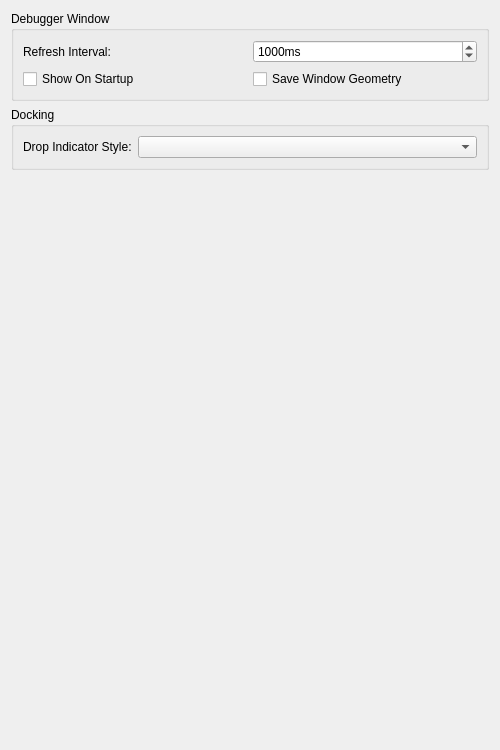
Before: the Qt Designer form pcsx2-qt/Settings/DebugUserInterfaceSettingsTab.ui in PCSX2/pcsx2, drawn with Qt 5.
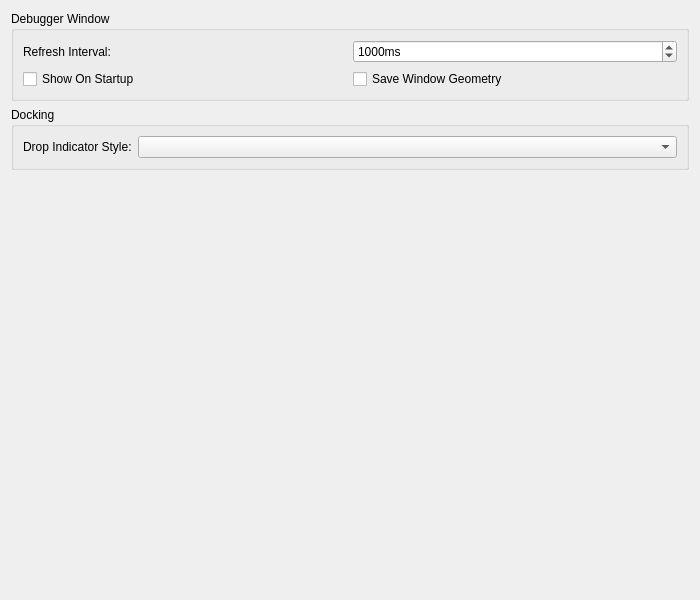
After: the same form once the commit is applied.

Commit message: Qt: Fix various settings window layout issues

Diff of the .ui file:
```diff
--- a/pcsx2-qt/Settings/DebugUserInterfaceSettingsTab.ui
+++ b/pcsx2-qt/Settings/DebugUserInterfaceSettingsTab.ui
@@ -6,8 +6,8 @@
    <rect>
     <x>0</x>
     <y>0</y>
-    <width>500</width>
-    <height>750</height>
+    <width>700</width>
+    <height>600</height>
    </rect>
   </property>
   <property name="windowTitle">
@@ -105,7 +105,7 @@
      <property name="sizeHint" stdset="0">
       <size>
        <width>20</width>
-       <height>40</height>
+       <height>0</height>
       </size>
      </property>
     </spacer>
```
The commit also changes 31 other files.
